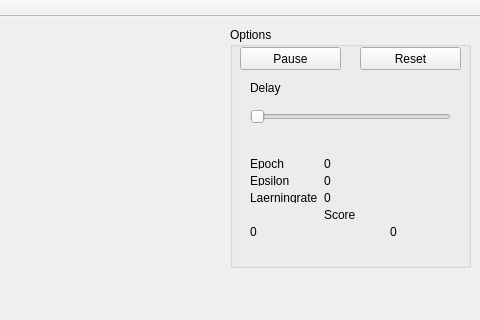
First picture: the form in mainwindow.ui, repository Elliot-Kolhi/sfml_implement, before the edit; both pictures show x 420 to 900 and y 0 to 320 of the 900 by 660 pixel window.
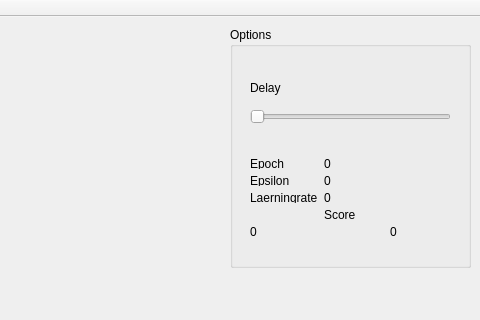
Second picture: the form after the edit.

Commit message: Trying toimplement buttons

The edit to the form file:
```diff
--- a/mainwindow.ui
+++ b/mainwindow.ui
@@ -26,32 +26,6 @@
     <property name="title">
      <string>Options</string>
     </property>
-    <widget class="QPushButton" name="pushButton_3">
-     <property name="geometry">
-      <rect>
-       <x>10</x>
-       <y>20</y>
-       <width>101</width>
-       <height>23</height>
-      </rect>
-     </property>
-     <property name="text">
-      <string>Pause</string>
-     </property>
-    </widget>
-    <widget class="QPushButton" name="pushButton_5">
-     <property name="geometry">
-      <rect>
-       <x>130</x>
-       <y>20</y>
-       <width>101</width>
-       <height>23</height>
-      </rect>
-     </property>
-     <property name="text">
-      <string>Reset</string>
-     </property>
-    </widget>
     <widget class="QSlider" name="horizontalSlider">
      <property name="geometry">
       <rect>
```
The commit also changes 1 other file.
